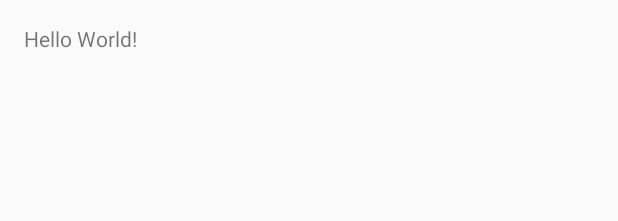
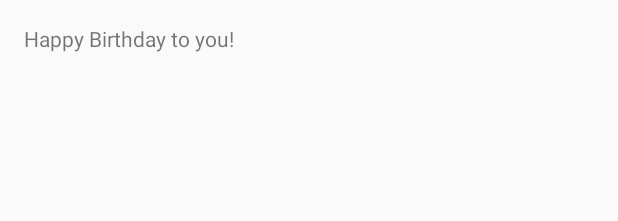
Before and after one commit to UlaWalicka/BirthdayCard, an Android app: the layout activity_main.xml on its own in the app's theme, with its tools: preview values and no code run, on a phone screen of 412 x 824 dp. Shown: the top 221 px of the screen. Run offline under Robolectric (Android 15) with nearby library versions, the phone set to English and light mode, and no system bars.

Commit message:
new text

```diff
--- a/app/src/main/res/layout/activity_main.xml
+++ b/app/src/main/res/layout/activity_main.xml
@@ -13,5 +13,5 @@
     <TextView
         android:layout_width="wrap_content"
         android:layout_height="wrap_content"
-        android:text="Hello World!" />
+        android:text="Happy Birthday to you!" />
 </RelativeLayout>
```
